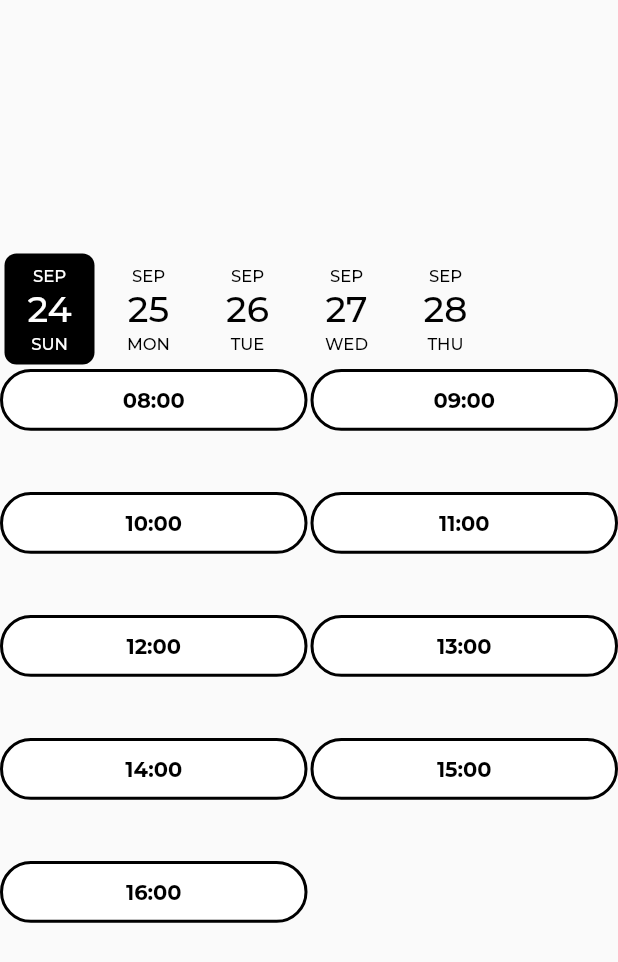
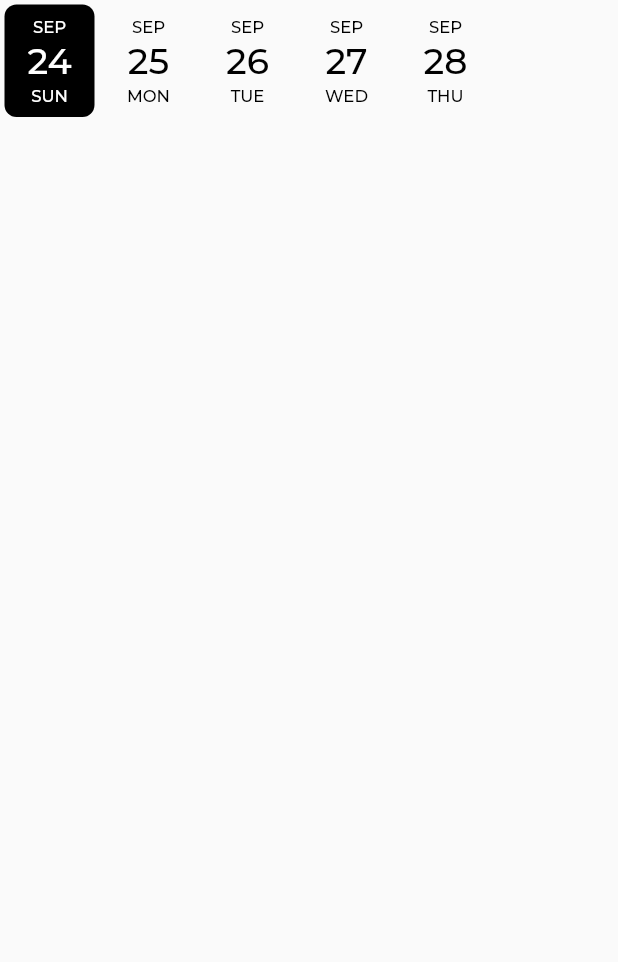
Before and after one commit to denosg/abac_challenge, a Flutter app: the DateTimePicker widget shown alone on an empty page, opened directly, on a phone screen of 412 x 824 dp. Shown: the top 962 px of the screen. Run offline on Flutter 3.47's test engine with Material 2 defaults, Android fonts, the phone set to English and light mode, and no system bars; drawn by our look-alikes of date_picker_timeline; our stand-ins replace flutter_hooks, flutter_riverpod, freezed_annotation, google_fonts, hooks_riverpod, logger.

Commit message:
bug/fixed_render_issue_for_smaller_device (#11)

```diff
--- a/lib/pages/choose_date_page/widgets/action_buttons_row.dart
+++ b/lib/pages/choose_date_page/widgets/action_buttons_row.dart
@@ -18,9 +18,7 @@ class ActionButtonsRow extends ConsumerWidget {
     return Row(
       mainAxisAlignment: MainAxisAlignment.spaceBetween,
       children: [
-        Padding(
-          padding: const EdgeInsets.only(left: 30),
-          child: TextButton(
+        TextButton(
             onPressed: () {
               logger.i('User went to identify car page');
               Navigator.of(context)
@@ -33,7 +31,6 @@ class ActionButtonsRow extends ConsumerWidget {
                   fontWeight: FontWeight.bold,
                   fontSize: 20),
             )),
-        ),
         TextButton(
             onPressed: hasHourSelected
                 ? () {
--- a/lib/pages/choose_date_page/widgets/date_time_picker.dart
+++ b/lib/pages/choose_date_page/widgets/date_time_picker.dart
@@ -1,5 +1,4 @@
 import 'package:abac_challenge/pages/choose_date_page/providers/date_picker_prov.dart';
-import 'package:abac_challenge/pages/choose_date_page/widgets/hour_widget.dart';
 import 'package:date_picker_timeline/date_picker_widget.dart';
 import 'package:flutter/material.dart';
 import 'package:flutter_hooks/flutter_hooks.dart';
@@ -12,11 +11,9 @@ class DateTimePicker extends HookConsumerWidget {
   Widget build(BuildContext context, WidgetRef ref) {
     final pickedDate = useState<DateTime?>(null);
 
-    return Column(
-      mainAxisAlignment: MainAxisAlignment.center,
-      children: <Widget>[
-        DatePicker(
+    return DatePicker(
       DateTime.now(),
+      height: 81,
       daysCount: 5,
       initialSelectedDate: DateTime.now(),
       selectionColor: Colors.black,
@@ -25,9 +22,6 @@ class DateTimePicker extends HookConsumerWidget {
         pickedDate.value = date;
         ref.read(datePickerProv.notifier).setDay(date);
       },
-        ),
-        const HourGridWidget(),
-      ],
     );
   }
 }
--- a/lib/pages/choose_date_page/widgets/hour_widget.dart
+++ b/lib/pages/choose_date_page/widgets/hour_widget.dart
@@ -9,12 +9,9 @@ class HourGridWidget extends HookConsumerWidget {
 
   @override
   Widget build(BuildContext context, WidgetRef ref) {
-    final deviceSize = MediaQuery.of(context).size;
-
     final selectedHour = ref.watch(datePickerProv);
 
-    return SizedBox(
-      height: deviceSize.height * 0.5,
+    return Expanded(
       child: GridView.builder(
         gridDelegate: const SliverGridDelegateWithFixedCrossAxisCount(
           crossAxisCount: 2,
```
Also changed, not shown: lib/pages/choose_date_page/choose_date_page.dart (+4 -6 lines). Lines whose indentation alone changed are shown as unchanged.
